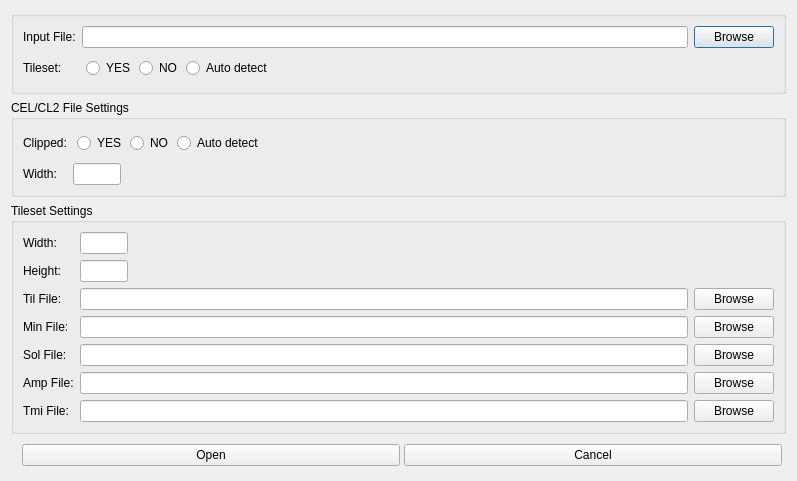
The window that source/openasdialog.ui (pionere/d1-graphics-tool) describes before a commit, drawn with Qt 5.
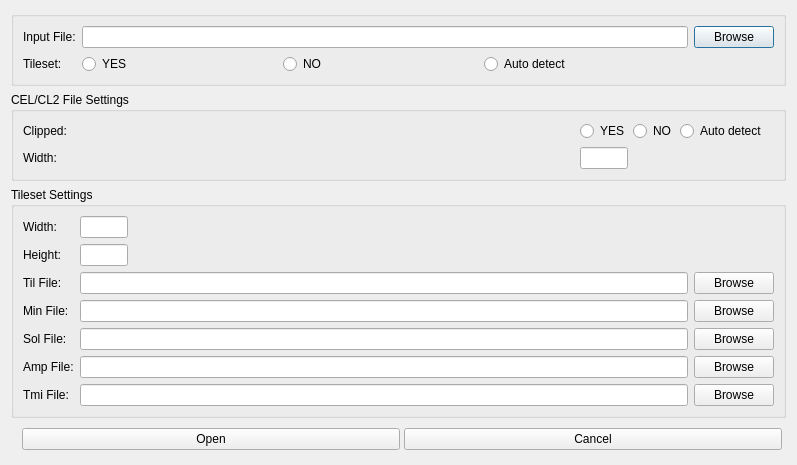
The same window after the commit.

Patch:
```diff
--- a/source/openasdialog.ui
+++ b/source/openasdialog.ui
@@ -55,16 +55,16 @@
           <number>4</number>
          </property>
          <property name="leftMargin">
-          <number>4</number>
+          <number>0</number>
          </property>
          <property name="topMargin">
-          <number>4</number>
+          <number>0</number>
          </property>
          <property name="rightMargin">
-          <number>4</number>
+          <number>0</number>
          </property>
          <property name="bottomMargin">
-          <number>4</number>
+          <number>0</number>
          </property>
          <item>
           <widget class="QRadioButton" name="isTilesetYesRadioButton">
@@ -101,12 +101,6 @@
            <property name="orientation">
             <enum>Qt::Horizontal</enum>
            </property>
-           <property name="sizeHint" stdset="0">
-            <size>
-             <width>140</width>
-             <height>20</height>
-            </size>
-           </property>
           </spacer>
          </item>
         </layout>
@@ -135,16 +129,16 @@
           <number>4</number>
          </property>
          <property name="leftMargin">
-          <number>4</number>
+          <number>0</number>
          </property>
          <property name="topMargin">
-          <number>4</number>
+          <number>0</number>
          </property>
          <property name="rightMargin">
-          <number>4</number>
+          <number>0</number>
          </property>
          <property name="bottomMargin">
-          <number>4</number>
+          <number>0</number>
          </property>
          <item>
           <widget class="QRadioButton" name="celClippedYesRadioButton">
@@ -181,12 +175,6 @@
            <property name="orientation">
             <enum>Qt::Horizontal</enum>
            </property>
-           <property name="sizeHint" stdset="0">
-            <size>
-             <width>140</width>
-             <height>20</height>
-            </size>
-           </property>
           </spacer>
          </item>
         </layout>
```
Left out of the diff: 6 changed lines with no effect on the pictures.
